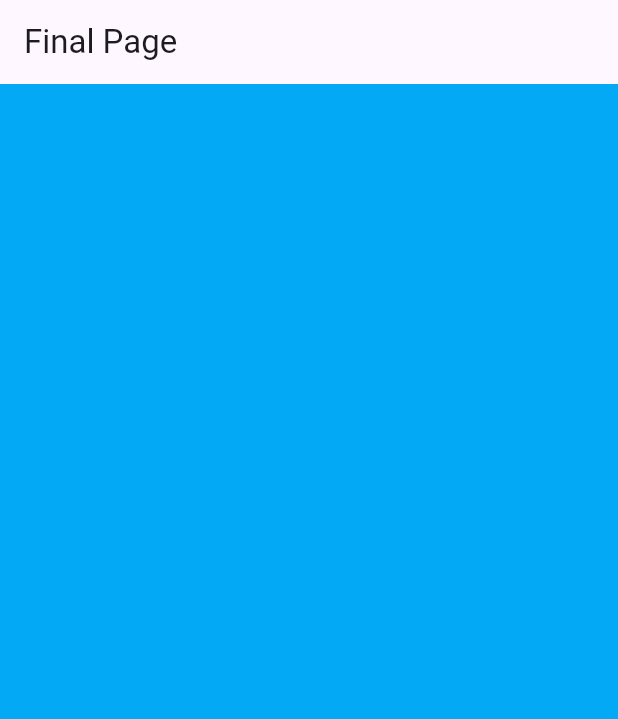
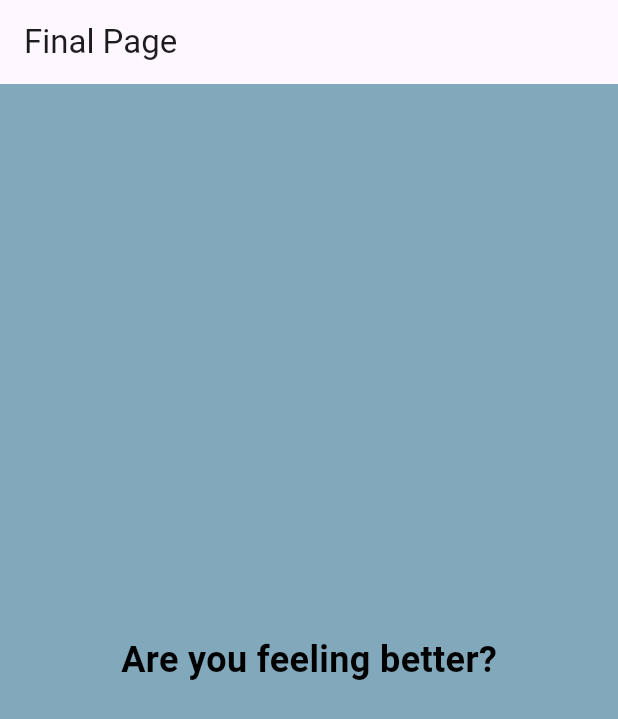
Before and after one commit to sn119/mental_health_app, a Flutter app: the screen it shows after launch, on a phone screen of 412 x 824 dp. Shown: the top 719 px of the screen. Run offline on Flutter 3.47's test engine with Material 3 defaults, Android fonts, the phone set to English and light mode, and no system bars.

Commit message:
ran into some issues with the color lines, fixed them

```diff
--- a/lib/main.dart
+++ b/lib/main.dart
@@ -24,14 +24,14 @@ class FinalPage extends StatelessWidget {
       appBar: AppBar(
         title: Text('Final Page'),
       ),
-      backgroundColor: Colors.lightBlue,
+      backgroundColor: Color.fromARGB(255, 130, 169, 187),
       body: Center(
         child: Text(
           'Are you feeling better?',
           style: TextStyle(
             fontSize: 24.0,
             fontWeight: FontWeight.bold,
-            color: Color.fromARGB(0, 0, 0, 0),
+            color: Colors.black,
           ),
         ),
       ),
```
